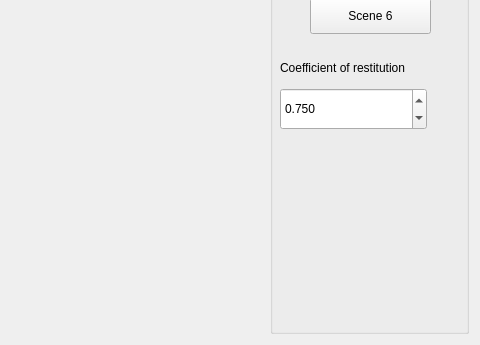
The window that main_window.ui (GerardMT/Rigid-Bodies) describes before a commit, drawn with Qt 5; both pictures show x 347 to 827 and y 273 to 618 of the 827 by 618 pixel window.
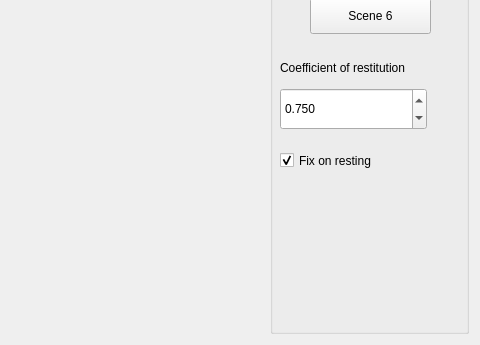
The same window after the commit. Custom widgets are drawn as their Qt base class.

Diff of the .ui file:
```diff
--- a/main_window.ui
+++ b/main_window.ui
@@ -191,6 +191,25 @@
         <string>Coefficient of restitution</string>
        </property>
       </widget>
+      <widget class="QCheckBox" name="fixOnResting">
+       <property name="geometry">
+        <rect>
+         <x>10</x>
+         <y>410</y>
+         <width>131</width>
+         <height>25</height>
+        </rect>
+       </property>
+       <property name="text">
+        <string>Fix on resting</string>
+       </property>
+       <property name="checked">
+        <bool>true</bool>
+       </property>
+       <property name="tristate">
+        <bool>false</bool>
+       </property>
+      </widget>
      </widget>
     </item>
    </layout>
```
Left out of the diff: 17 changed lines with no effect on the pictures.
